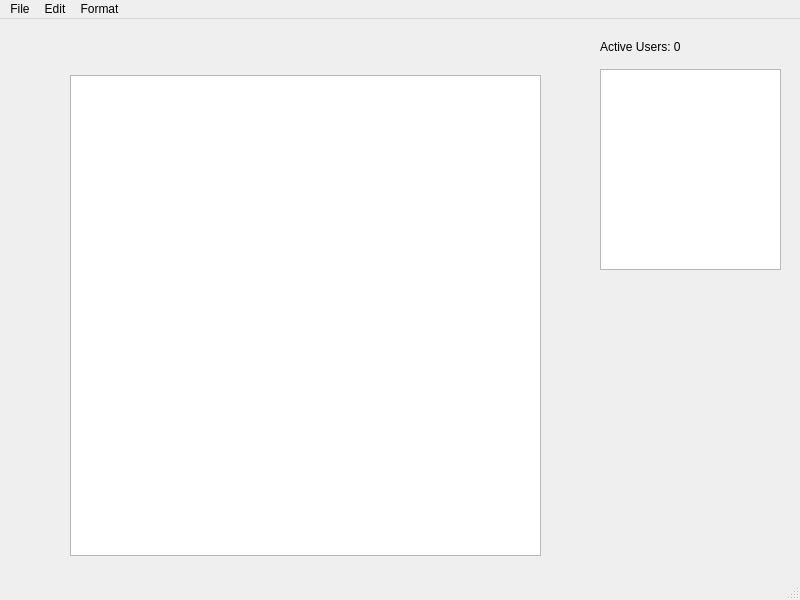
This is concurrentTextEditor/editor.ui in scottiexdev/concurrentTextEditor as Qt 5 draws it before an edit. The edited form follows.
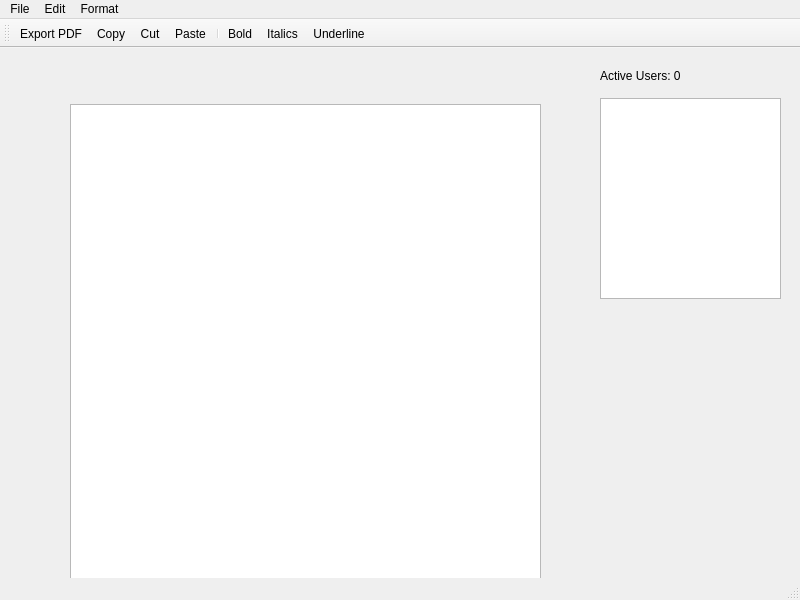
This is the edited form. Icons and pictures are not drawn. Custom widgets are drawn as their Qt base class.

Commit message: Icons added & functioning - TODO: just 1 between bold, italics and underlined

```diff
--- a/concurrentTextEditor/editor.ui
+++ b/concurrentTextEditor/editor.ui
@@ -85,6 +85,28 @@
    <addaction name="menuFormat"/>
   </widget>
   <widget class="QStatusBar" name="statusbar"/>
+  <widget class="QToolBar" name="toolBar">
+   <property name="windowTitle">
+    <string>toolBar</string>
+   </property>
+   <property name="allowedAreas">
+    <set>Qt::TopToolBarArea</set>
+   </property>
+   <attribute name="toolBarArea">
+    <enum>TopToolBarArea</enum>
+   </attribute>
+   <attribute name="toolBarBreak">
+    <bool>false</bool>
+   </attribute>
+   <addaction name="actionExport_PDF"/>
+   <addaction name="actionCopy"/>
+   <addaction name="actionCut"/>
+   <addaction name="actionPaste"/>
+   <addaction name="separator"/>
+   <addaction name="actionBold"/>
+   <addaction name="actionItalics"/>
+   <addaction name="actionUnderline"/>
+  </widget>
   <action name="actionExport_PDF">
    <property name="text">
     <string>Export PDF</string>
```
Left out of the diff: 28 changed lines with no effect on the pictures. The commit also changes 9 other files.
